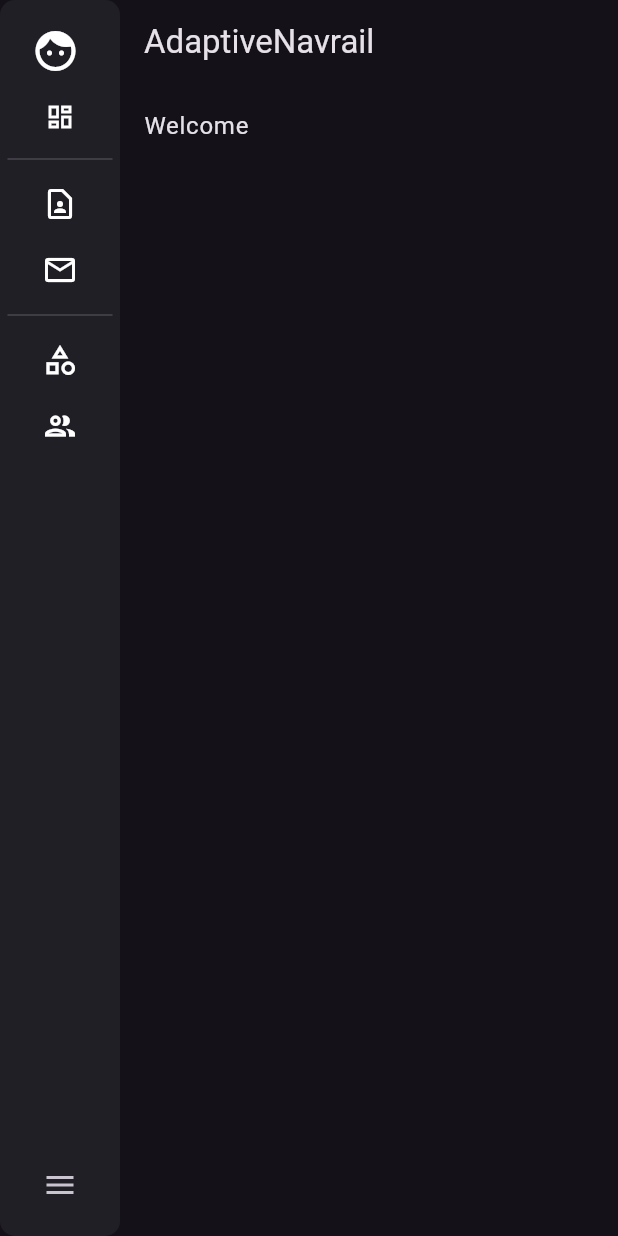
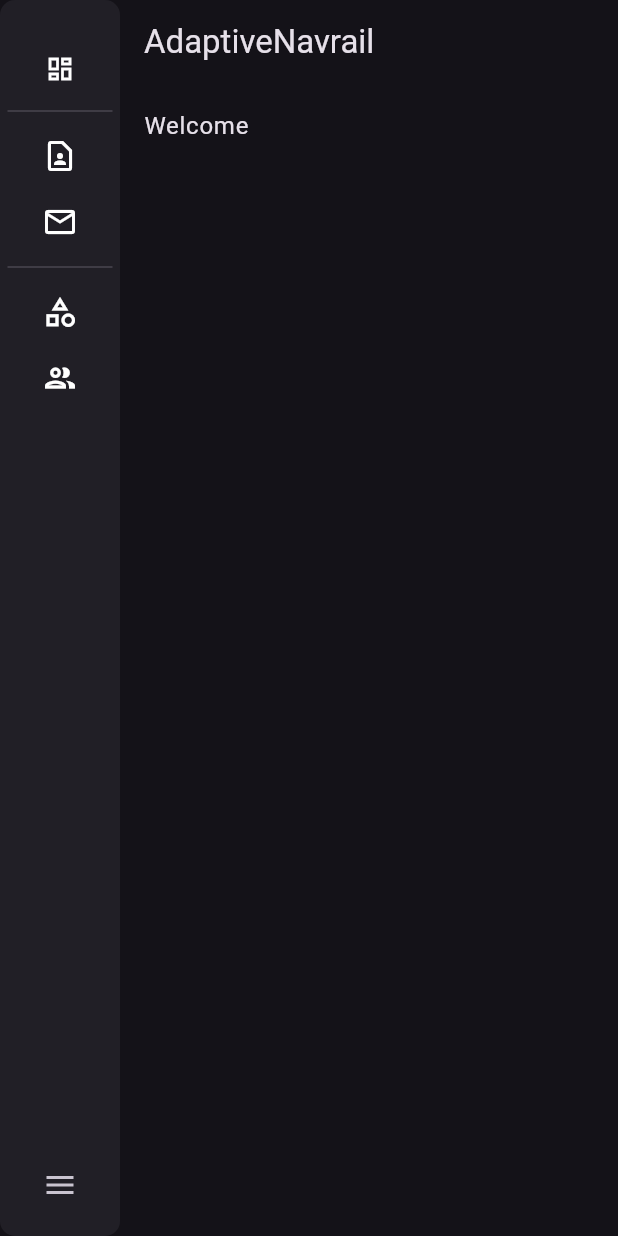
Before and after one commit to rsoft-in/adaptive_navrail, a Flutter app: the screen it shows after launch, on a phone screen of 412 x 824 dp. Run offline on Flutter 3.47's test engine with Material 3 defaults, Android fonts, the phone set to English and light mode, and no system bars; our stand-ins replace plugin_platform_interface.

Commit message:
navigation header and icon

```diff
--- a/example/lib/main.dart
+++ b/example/lib/main.dart
@@ -37,11 +37,17 @@ class _MyAppState extends State<MyApp> {
               isExpanded: true,
               isDense: true,
               drawerItems: drawerMenu,
-              icon: const Icon(
-                Icons.face,
-                size: 32,
+              header: const Column(
+                crossAxisAlignment: CrossAxisAlignment.stretch,
+                mainAxisSize: MainAxisSize.min,
+                children: [
+                  Text(
+                    'Example',
+                    style: TextStyle(fontSize: 22),
+                  ),
+                  Text('Welcome'),
+                ],
               ),
-              title: 'Example',
               onDrawerTap: (value) {
                 debugPrint('You selected $value');
               },
--- a/lib/adaptive_navrail.dart
+++ b/lib/adaptive_navrail.dart
@@ -18,18 +18,16 @@ class AdaptiveNavrail extends StatefulWidget {
   final Function(String) onDrawerTap;
   final bool isExpanded;
   final bool isDense;
+  final Widget? header;
   final Widget? icon;
-  final String? title;
-  final String? subTitle;
   const AdaptiveNavrail(
       {super.key,
       required this.drawerItems,
       required this.onDrawerTap,
       this.isExpanded = false,
       this.isDense = false,
-      this.icon,
-      this.title,
-      this.subTitle});
+      this.header,
+      this.icon});
 
   @override
   State<AdaptiveNavrail> createState() => _AdaptiveNavrailState();
@@ -81,7 +79,7 @@ class _AdaptiveNavrailState extends State<AdaptiveNavrail>
         child: Column(
           crossAxisAlignment: CrossAxisAlignment.center,
           children: [
-            if (widget.icon != null || widget.title != null)
+            if (widget.header != null || widget.icon != null)
               Padding(
                 padding:
                     const EdgeInsets.symmetric(horizontal: 16, vertical: 8),
@@ -89,27 +87,7 @@ class _AdaptiveNavrailState extends State<AdaptiveNavrail>
                   children: [
                     widget.icon ?? Container(),
                     if (isExpanded)
-                      const SizedBox(
-                        width: 8,
-                      ),
-                    if (isExpanded)
-                      Expanded(
-                          child: Column(
-                        crossAxisAlignment: CrossAxisAlignment.start,
-                        mainAxisSize: MainAxisSize.min,
-                        children: [
-                          if (widget.title != null)
-                            Text(
-                              widget.title ?? '',
-                              style: const TextStyle(fontSize: 16),
-                            ),
-                          if (widget.subTitle != null)
-                            Text(
-                              widget.subTitle ?? '',
-                              style: const TextStyle(fontSize: 12),
-                            ),
-                        ],
-                      ))
+                      Expanded(child: widget.header ?? Container()),
                   ],
                 ),
               ),
```
